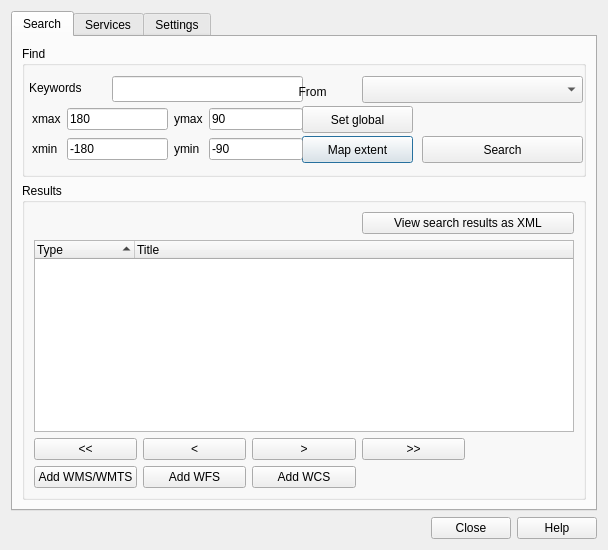
Above: plugin/MetaSearch/ui/maindialog.ui from nextgis/qgis_cswclient before the change. Below: the same form after it.
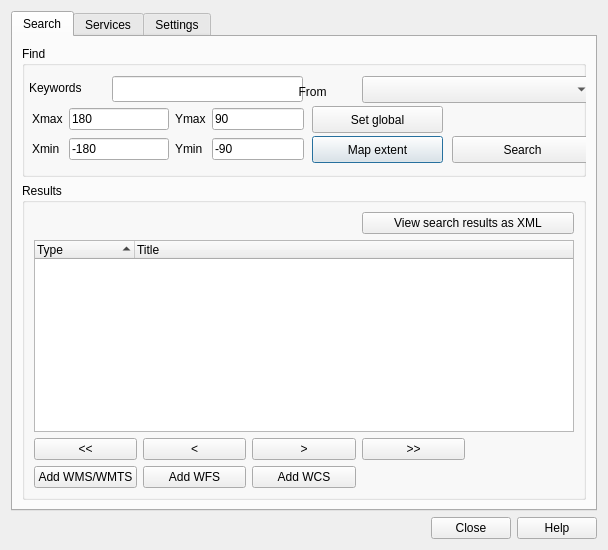
That is the form after the change.

Commit message: fixed button alignment

The edit to the form file:
```diff
--- a/plugin/MetaSearch/ui/maindialog.ui
+++ b/plugin/MetaSearch/ui/maindialog.ui
@@ -61,9 +61,9 @@
          <widget class="QPushButton" name="btnCanvasBbox">
           <property name="geometry">
            <rect>
-            <x>280</x>
+            <x>290</x>
             <y>90</y>
-            <width>111</width>
+            <width>131</width>
             <height>27</height>
            </rect>
           </property>
@@ -76,7 +76,7 @@
            <rect>
             <x>340</x>
             <y>30</y>
-            <width>221</width>
+            <width>231</width>
             <height>27</height>
            </rect>
           </property>
@@ -97,9 +97,9 @@
          <widget class="QPushButton" name="btnGlobalBbox">
           <property name="geometry">
            <rect>
-            <x>280</x>
+            <x>290</x>
             <y>60</y>
-            <width>111</width>
+            <width>131</width>
             <height>27</height>
            </rect>
           </property>
@@ -110,9 +110,9 @@
          <widget class="QPushButton" name="btnSearch">
           <property name="geometry">
            <rect>
-            <x>400</x>
+            <x>430</x>
             <y>90</y>
-            <width>161</width>
+            <width>141</width>
             <height>27</height>
            </rect>
           </property>
@@ -125,7 +125,7 @@
            <rect>
             <x>10</x>
             <y>60</y>
-            <width>271</width>
+            <width>272</width>
             <height>58</height>
            </rect>
           </property>
@@ -133,7 +133,7 @@
            <item row="0" column="0">
             <widget class="QLabel" name="label_4">
              <property name="text">
-              <string>xmax</string>
+              <string>Xmax</string>
              </property>
             </widget>
            </item>
@@ -156,7 +156,7 @@
            <item row="0" column="2">
             <widget class="QLabel" name="label_7">
              <property name="text">
-              <string>ymax</string>
+              <string>Ymax</string>
              </property>
             </widget>
            </item>
@@ -176,7 +176,7 @@
            <item row="1" column="0">
             <widget class="QLabel" name="label_6">
              <property name="text">
-              <string>xmin</string>
+              <string>Xmin</string>
              </property>
             </widget>
            </item>
@@ -196,7 +196,7 @@
            <item row="1" column="2">
             <widget class="QLabel" name="label_8">
              <property name="text">
-              <string>ymin</string>
+              <string>Ymin</string>
              </property>
             </widget>
            </item>
```
Left out of the diff: 4 changed lines with no effect on the pictures.
